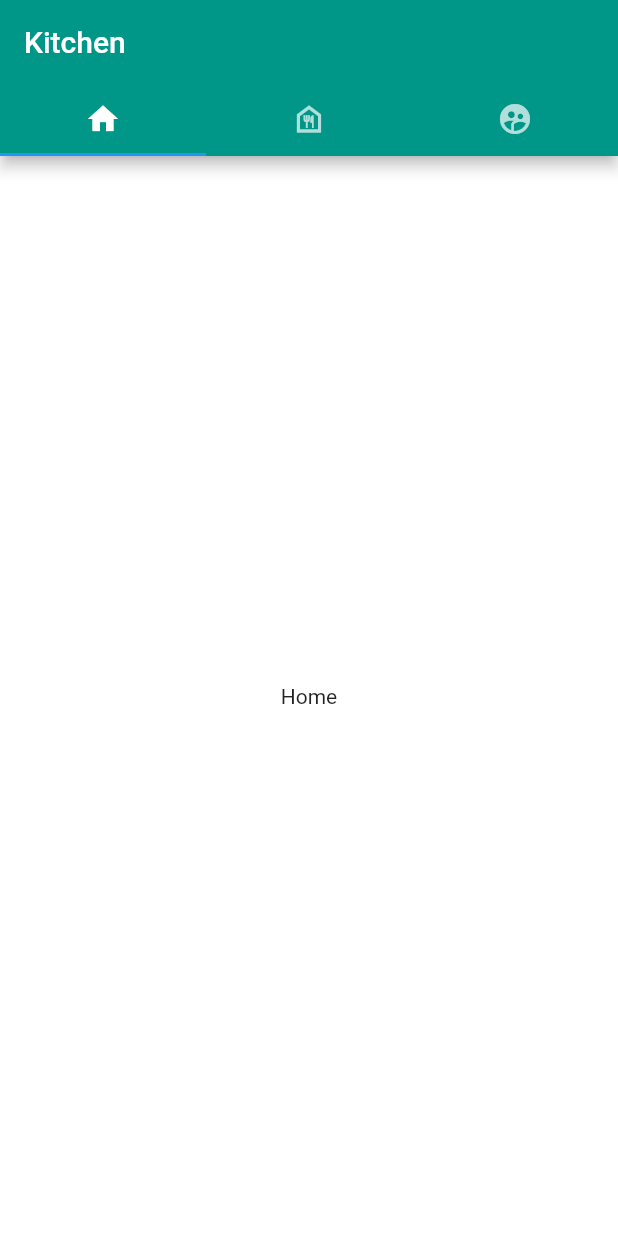
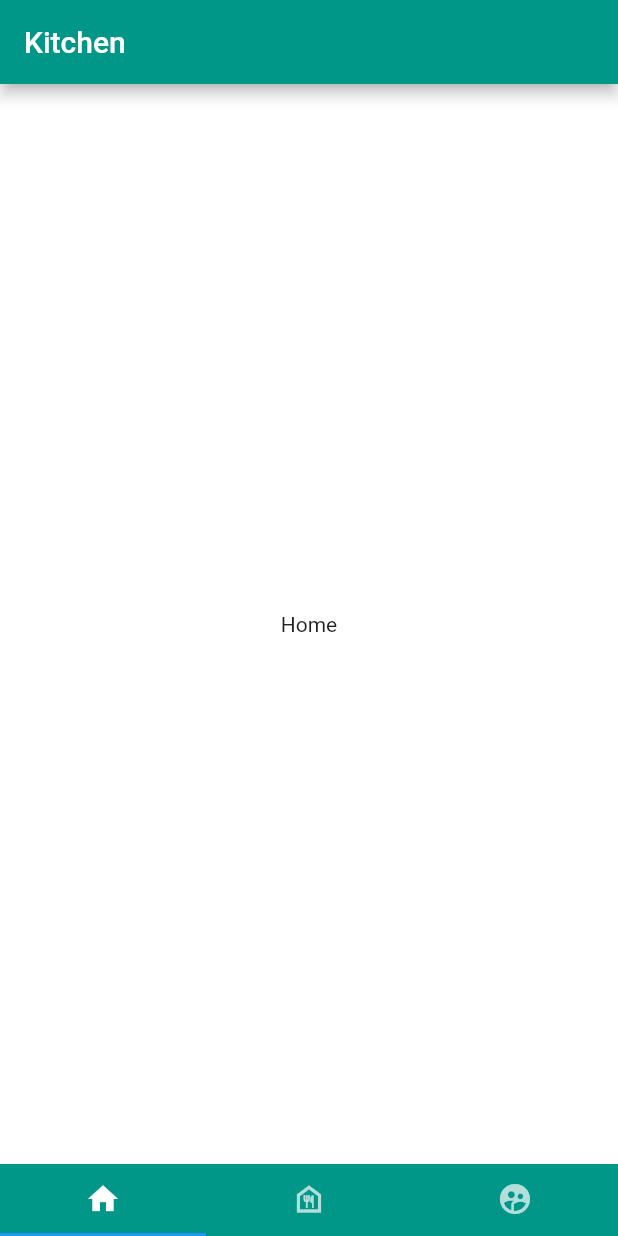
Before and after one commit to nicolau-np/kitchen, a Flutter app: the screen it shows after launch, on a phone screen of 412 x 824 dp. Run offline on Flutter 3.47's test engine with Material 2 defaults, Android fonts, the phone set to English and light mode, and no system bars.

Commit message:
mudando orientacao da tab

```diff
--- a/lib/widgets/tabs.dart
+++ b/lib/widgets/tabs.dart
@@ -30,7 +30,10 @@ class _TabsPageState extends State<TabsPage>
       appBar: AppBar(
         title: Text("Kitchen"),
         backgroundColor: Colors.teal,
-        bottom: TabBar(
+      ),
+      bottomNavigationBar: Material(
+        color: Colors.teal,
+        child: TabBar(
           controller: tabController,
           tabs: [
             Tab(
```
